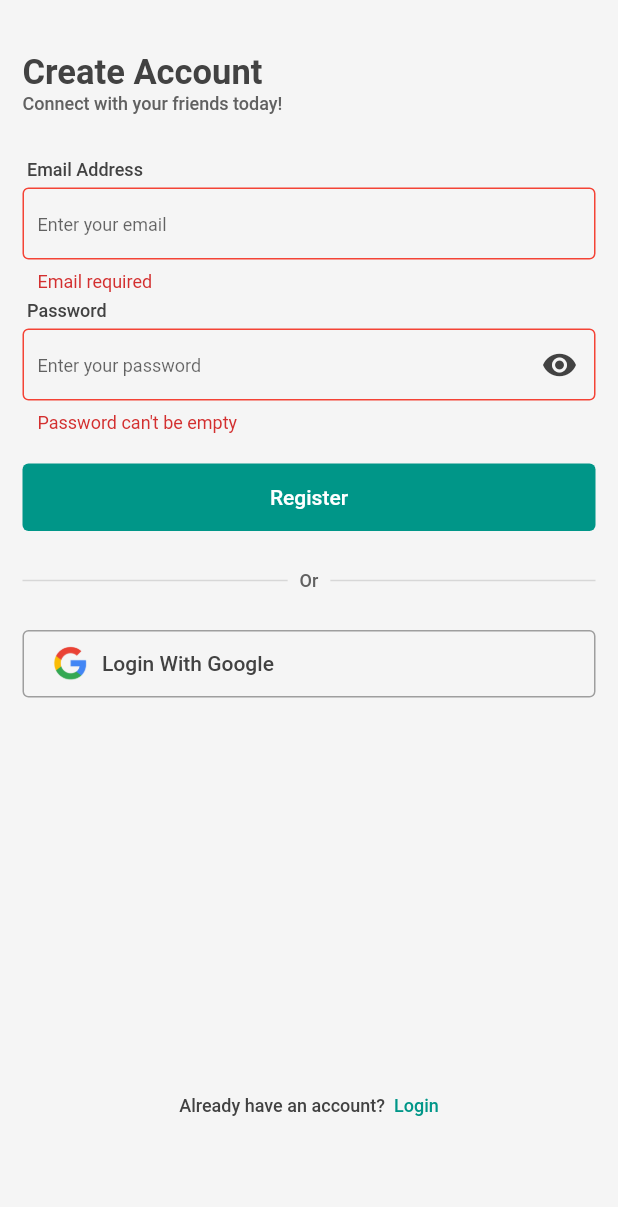
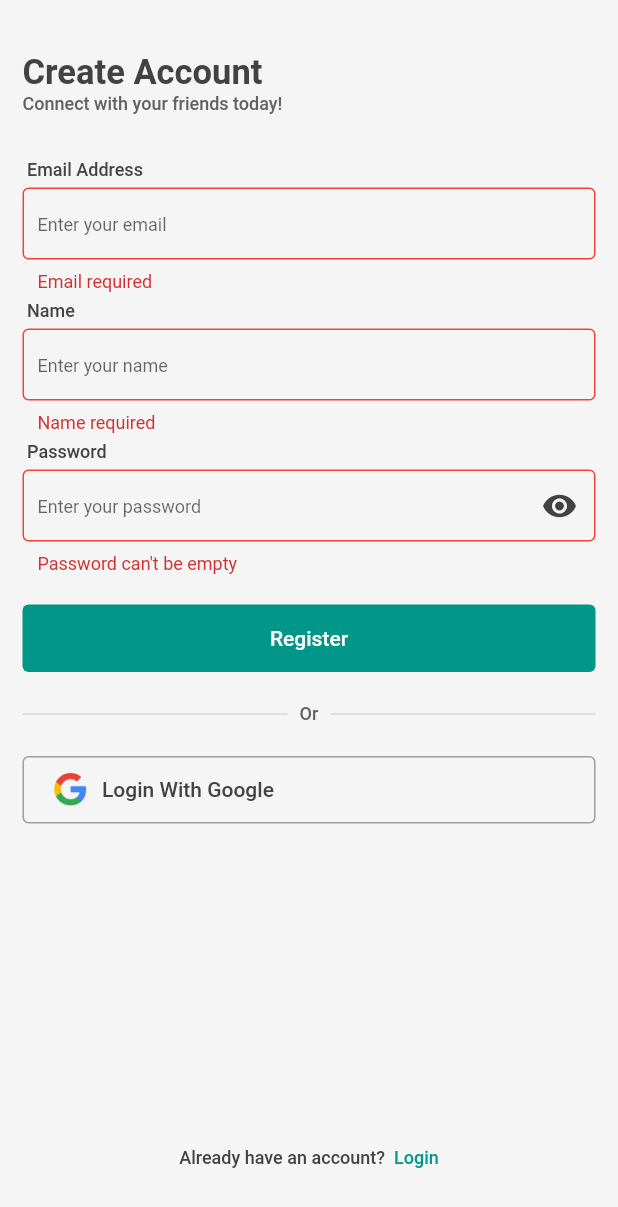
Before and after one commit to LwinHtooA3ng/Flutter-Chat, a Flutter app: the RegisterPage screen opened by its route, scrolled down 40 dp, after a tap on "Register", on a phone screen of 412 x 824 dp. Shown: the top 1207 px of the screen. Run offline on Flutter 3.47's test engine with Material 2 defaults, Android fonts, the phone set to English and light mode, and no system bars; our stand-ins replace cloud_firestore, firebase_auth, firebase_core, flutter_chat_bubble, font_awesome_flutter, shared_preferences; accounts and stored records are empty.

Commit message:
adding name field

```diff
--- a/lib/components/message_card.dart
+++ b/lib/components/message_card.dart
@@ -7,26 +7,35 @@ import 'package:flutter_chat_bubble/clippers/chat_bubble_clipper_5.dart';
 class MessageCard extends StatelessWidget {
   String text;
   String sender;
+  String name;
   bool isSendByMe;
   MessageCard(
       {Key? key,
       required this.text,
       required this.sender,
+      required this.name,
       required this.isSendByMe})
       : super(key: key);
 
   @override
-
   Widget build(BuildContext context) {
     return Padding(
       padding: const EdgeInsets.all(8.0),
       child: Column(
-        crossAxisAlignment: isSendByMe ? CrossAxisAlignment.end : CrossAxisAlignment.start,
+        crossAxisAlignment:
+            isSendByMe ? CrossAxisAlignment.end : CrossAxisAlignment.start,
         children: [
-          Text(sender, style: const TextStyle(fontSize: 10, color: Colors.grey),),
+          Text(
+            name,
+            style: const TextStyle(fontSize: 10, color: Colors.grey),
+          ),
           ChatBubble(
-            clipper: ChatBubbleClipper5(type: (isSendByMe) ? BubbleType.sendBubble : BubbleType.receiverBubble),
-            alignment: isSendByMe ? Alignment.bottomRight : Alignment.centerLeft,
+            clipper: ChatBubbleClipper5(
+                type: (isSendByMe)
+                    ? BubbleType.sendBubble
+                    : BubbleType.receiverBubble),
+            alignment:
+                isSendByMe ? Alignment.bottomRight : Alignment.centerLeft,
             margin: const EdgeInsets.only(top: 4, bottom: 4),
             backGroundColor: isSendByMe ? Colors.teal : Colors.white,
             child: Container(
@@ -35,7 +44,8 @@ class MessageCard extends StatelessWidget {
               ),
               child: Text(
                 text,
-                style: TextStyle(color: isSendByMe ?  Colors.white : Colors.grey[900]),
+                style: TextStyle(
+                    color: isSendByMe ? Colors.white : Colors.grey[900]),
               ),
             ),
           ),
--- a/lib/screens/home.dart
+++ b/lib/screens/home.dart
@@ -94,7 +94,10 @@ class _HomeState extends State<Home> {
                     child: StreamBuilder<QuerySnapshot>(
                       // stream: _firestore.collection("flutter_chat").orderBy('time_field', descending: true).snapshots(),
                       // stream: _firestore.collection("flutter_chat").orderBy('time_field', descending: true).snapshots(),
-                      stream: _firestore.collection("flutter_chat").orderBy('timestamp', descending: false).snapshots(),
+                      stream: _firestore
+                          .collection("flutter_chat")
+                          .orderBy('timestamp', descending: false)
+                          .snapshots(),
                       builder: (context, snapshot) {
                         List<MessageCard> messageWidgets = [];
                         if (snapshot.hasData) {
@@ -111,6 +114,7 @@ class _HomeState extends State<Home> {
                             messageWidgets.add(MessageCard(
                                 text: message['text'],
                                 sender: message['sender'],
+                                name: message['name'],
                                 isSendByMe:
                                     FirebaseAuth.instance.currentUser!.email ==
                                             message['sender']
@@ -176,24 +180,28 @@ class _HomeState extends State<Home> {
                                 primary: Colors.teal,
                                 padding: EdgeInsets.zero),
                             onPressed: () async {
+                              // User? user = FirebaseAuth.instance.currentUser;
+                              // String? name = user?.displayName;
+                              // print(">>>");
+                              // print(name);
                               final prefs =
                                   await SharedPreferences.getInstance();
                               final String? email = prefs.getString('email');
                               if (messageController.text.isNotEmpty) {
                                 _firestore.collection("flutter_chat").add({
                                   "sender": email,
+                                  "name": FirebaseAuth.instance.currentUser!.displayName,
                                   "text": messageController.text,
                                   "timestamp": DateTime.now()
                                 });
                                 messageController.clear();
                               }
                             },
-                            child:
-                               const FaIcon(
-                                    FontAwesomeIcons.arrowUp,
-                                    color: Colors.white,
-                                    size: 15,
-                                  )
+                            child: const FaIcon(
+                              FontAwesomeIcons.arrowUp,
+                              color: Colors.white,
+                              size: 15,
+                            )
                             // child: Icon(
                             //   Icons.arrow_upward_rounded,
                             //   size: 20,
--- a/lib/screens/register.dart
+++ b/lib/screens/register.dart
@@ -20,6 +20,7 @@ class _RegisterPageState extends State<RegisterPage> {
 
   TextEditingController emailController = TextEditingController();
   TextEditingController passwordController = TextEditingController();
+  TextEditingController nameController = TextEditingController();
 
   @override
   Widget build(BuildContext context) {
@@ -102,6 +103,34 @@ class _RegisterPageState extends State<RegisterPage> {
                               padding: const EdgeInsets.symmetric(
                                   vertical: 5, horizontal: 3),
                               child: Text(
+                                "Name",
+                                style: TextStyle(
+                                  color: Colors.grey[800],
+                                  fontWeight: FontWeight.w500,
+                                  fontSize: 12,
+                                ),
+                              ),
+                            ),
+                            TextFormField(
+                              controller: nameController,
+                              cursorColor: Colors.teal,
+                              // style: TextStyle(color: Colors.grey[800]),
+                              validator: (value) {
+                                if (value == null || value.isEmpty) {
+                                  return "Name required";
+                                }
+                                return null;
+                              },
+                              decoration: InputDecoration(
+                                hintText: "Enter your name",
+                                hintStyle: const TextStyle(fontSize: 12),
+                                labelStyle: TextStyle(color: Colors.grey[800]),
+                              ),
+                            ),
+                            Padding(
+                              padding: const EdgeInsets.symmetric(
+                                  vertical: 5, horizontal: 3),
+                              child: Text(
                                 "Password",
                                 style: TextStyle(
                                     color: Colors.grey[800],
@@ -169,11 +198,13 @@ class _RegisterPageState extends State<RegisterPage> {
 
                                         final newUser = await auth
                                             .createUserWithEmailAndPassword(
-                                                email: emailController.text,
-                                                password:
-                                                    passwordController.text,
-
-                                                );
+                                          email: emailController.text,
+                                          password: passwordController.text,
+                                        );
+                                        await FirebaseAuth.instance.currentUser!
+                                            .updateProfile(
+                                                displayName:
+                                                    nameController.text);
 
                                         // print(newUser);
                                         setState(() {
@@ -227,7 +258,7 @@ class _RegisterPageState extends State<RegisterPage> {
                                       : const Text("Register")),
                             ),
                             const SizedBox(
-                              height: 25,
+                              height: 20,
                             ),
                             Row(children: <Widget>[
                               const Expanded(
@@ -250,7 +281,7 @@ class _RegisterPageState extends State<RegisterPage> {
                               )),
                             ]),
                             const SizedBox(
-                              height: 25,
+                              height: 20,
                             ),
                             SizedBox(
                               height: 45,
@@ -277,7 +308,7 @@ class _RegisterPageState extends State<RegisterPage> {
                           ],
                         ),
                         Padding(
-                          padding: const EdgeInsets.only(bottom: 60),
+                          padding: const EdgeInsets.only(bottom: 25),
                           child: Row(
                             mainAxisAlignment: MainAxisAlignment.center,
                             children: [
```
